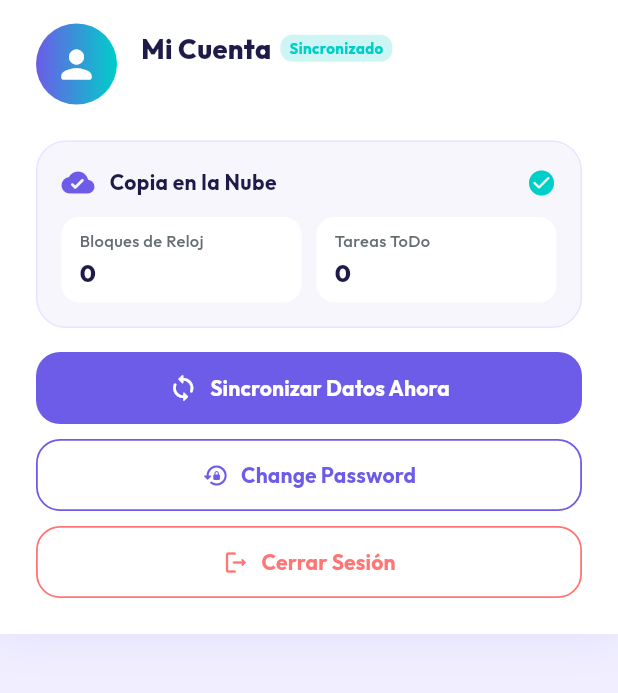
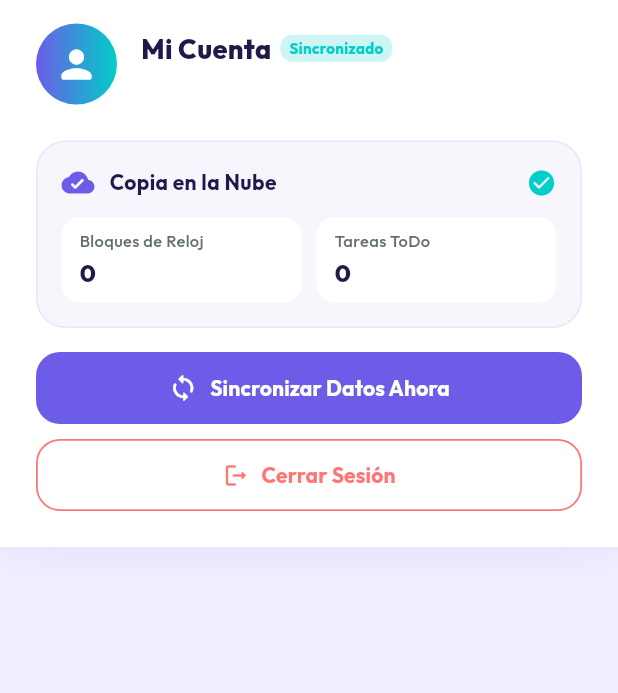
Before and after one commit to Whadyjm/clock.do, a Flutter app: the AuthSheet widget shown alone on an empty page, opened directly, on a phone screen of 412 x 824 dp, the part 98-791 px from its top. Run offline on Flutter 3.47's test engine with Material 3 defaults, Android fonts, the phone set to English and light mode, and no system bars; our stand-ins replace flutter_local_notifications, flutter_timezone, google_fonts, shared_preferences, supabase_flutter, timezone; accounts and stored records are empty; network calls fail.

Commit message:
fix de template

```diff
--- a/lib/l10n/app_localizations_en.dart
+++ b/lib/l10n/app_localizations_en.dart
@@ -260,11 +260,11 @@ class AppLocalizationsEn extends AppLocalizations {
   @override
   String get resetPasswordTitle => 'Set New Password';
   @override
-  String get resetPasswordSubtitle => 'Enter the 6-digit OTP code sent to your email and set your new password.';
+  String get resetPasswordSubtitle => 'Enter the 8-digit OTP code sent to your email and set your new password.';
   @override
-  String get otpCodeLabel => 'OTP Code (6 digits)';
+  String get otpCodeLabel => 'OTP Code (8 digits)';
   @override
-  String get otpCodeHint => 'e.g. 123456';
+  String get otpCodeHint => 'e.g. 12345678';
   @override
   String get newPasswordLabel => 'New Password';
   @override
--- a/lib/l10n/app_localizations_es.dart
+++ b/lib/l10n/app_localizations_es.dart
@@ -260,9 +260,9 @@ class AppLocalizationsEs extends AppLocalizations {
   @override
   String get resetPasswordTitle => 'Restablecer Contraseña';
   @override
-  String get resetPasswordSubtitle => 'Ingresa el código OTP de 6 dígitos que enviamos a tu correo y define tu nueva contraseña.';
+  String get resetPasswordSubtitle => 'Ingresa el código OTP de 8 dígitos que enviamos a tu correo y define tu nueva contraseña.';
   @override
-  String get otpCodeLabel => 'Código OTP (6 dígitos)';
+  String get otpCodeLabel => 'Código OTP (8 dígitos)';
   @override
   String get otpCodeHint => 'Ej: 123456';
   @override
--- a/lib/widgets/auth/auth_sheet.dart
+++ b/lib/widgets/auth/auth_sheet.dart
@@ -639,7 +639,7 @@ class _AuthSheetState extends State<AuthSheet> {
         const SizedBox(height: 10),
 
         // Botón Cambiar Contraseña
-        OutlinedButton.icon(
+        /*OutlinedButton.icon(
           onPressed: () => _showChangePasswordDialog(context),
           icon: const Icon(Icons.lock_reset_rounded, size: 18, color: Color(0xFF6C5CE7)),
           label: Text(
@@ -657,10 +657,7 @@ class _AuthSheetState extends State<AuthSheet> {
               borderRadius: BorderRadius.circular(16),
             ),
           ),
-        ),
-
-        const SizedBox(height: 10),
-
+        ),*/
         // Botón Cerrar Sesión
         OutlinedButton.icon(
           onPressed: _handleSignOut,
```
Also changed, not shown: 2 other files.
